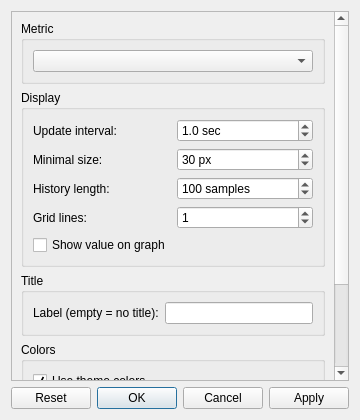
Qt form nvmonitorconfiguration.ui (portnov/lxqt-nvmonitor) before a commit.
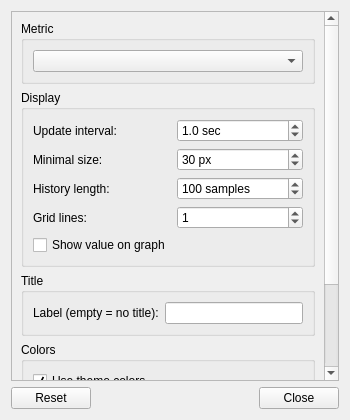
The same form after that commit.

Commit message: Fixes in the settings dialog.

What changed in the file:
```diff
--- a/nvmonitorconfiguration.ui
+++ b/nvmonitorconfiguration.ui
@@ -265,7 +265,7 @@
       <enum>Qt::Horizontal</enum>
      </property>
      <property name="standardButtons">
-      <set>QDialogButtonBox::Apply|QDialogButtonBox::Cancel|QDialogButtonBox::Ok|QDialogButtonBox::Reset</set>
+      <set>QDialogButtonBox::Close|QDialogButtonBox::Reset</set>
      </property>
     </widget>
    </item>
```
Left out of the diff: 15 changed lines with no effect on the pictures. The commit also changes 2 other files.
